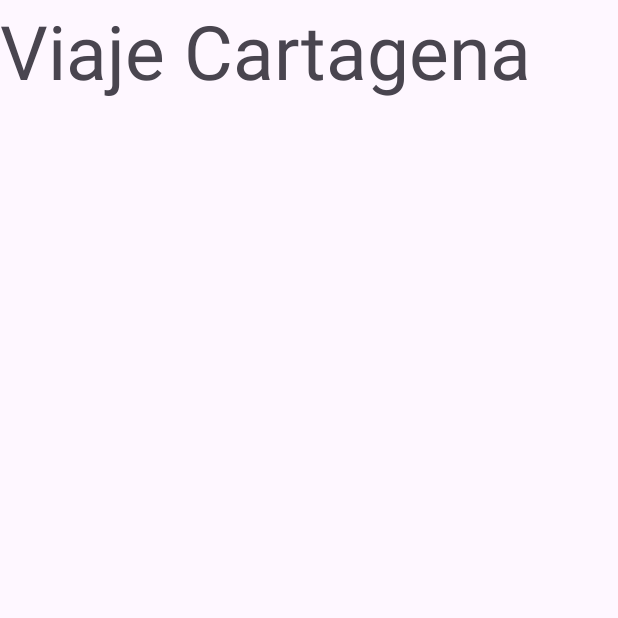
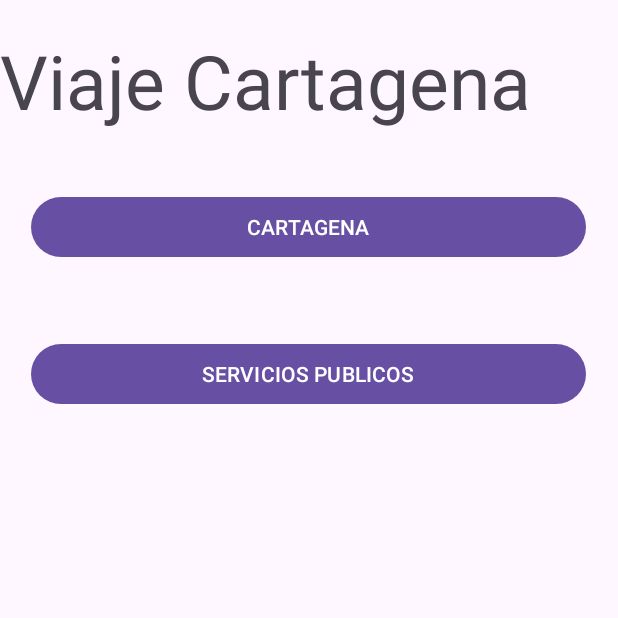
Before and after one commit to AndrexMed/AndroidStudio-Java-Exercises, an Android app: the MainActivity2 screen opened directly, with no data from a screen before it, on a phone screen of 412 x 824 dp, the top half of it. Run offline under Robolectric (Android 15) with nearby library versions, the phone set to English and light mode, and no system bars.

Commit message:
Templates trabajoFinal_mobiles1

```diff
--- a/trabajofinal_mobiles/app/build.gradle
+++ b/trabajofinal_mobiles/app/build.gradle
@@ -26,6 +26,9 @@ android {
         sourceCompatibility JavaVersion.VERSION_1_8
         targetCompatibility JavaVersion.VERSION_1_8
     }
+    buildFeatures {
+        viewBinding true
+    }
 }
 
 dependencies {
@@ -33,6 +36,8 @@ dependencies {
     implementation 'androidx.appcompat:appcompat:1.6.1'
     implementation 'com.google.android.material:material:1.5.0'
     implementation 'androidx.constraintlayout:constraintlayout:2.1.4'
+    implementation 'androidx.navigation:navigation-fragment:2.5.2'
+    implementation 'androidx.navigation:navigation-ui:2.5.2'
     testImplementation 'junit:junit:4.13.2'
     androidTestImplementation 'androidx.test.ext:junit:1.1.5'
     androidTestImplementation 'androidx.test.espresso:espresso-core:3.5.1'
--- a/trabajofinal_mobiles/app/src/main/AndroidManifest.xml
+++ b/trabajofinal_mobiles/app/src/main/AndroidManifest.xml
@@ -13,6 +13,9 @@
         android:theme="@style/Theme.Trabajofinal_mobiles"
         tools:targetApi="31">
         <activity
+            android:name=".MainActivity3"
+            android:exported="false" />
+        <activity
             android:name=".MainActivity2"
             android:exported="false" />
         <activity
--- a/trabajofinal_mobiles/app/src/main/res/layout/activity_main2.xml
+++ b/trabajofinal_mobiles/app/src/main/res/layout/activity_main2.xml
@@ -12,5 +12,29 @@
         android:layout_width="match_parent"
         android:layout_height="wrap_content"
         android:text="Viaje Cartagena"
-        android:textSize="50dp"/>
+        android:textSize="50dp"
+        android:layout_marginTop="20dp"/>
+
+    <LinearLayout
+        android:layout_width="370dp"
+        android:layout_height="wrap_content"
+        android:layout_marginTop="40dp"
+        android:orientation="vertical"
+        android:layout_gravity="center">
+
+        <Button
+            android:id="@+id/button"
+            android:layout_width="match_parent"
+            android:layout_height="wrap_content"
+            android:text="CARTAGENA"
+            android:onClick="cartagena"/>
+
+        <Button
+            android:id="@+id/button2"
+            android:layout_width="match_parent"
+            android:layout_height="wrap_content"
+            android:layout_marginTop="50dp"
+            android:text="SERVICIOS PUBLICOS"
+            android:onClick="servicios"/>
+    </LinearLayout>
 </LinearLayout>
--- /dev/null
+++ b/trabajofinal_mobiles/app/src/main/res/values-land/dimens.xml
@@ -0,0 +1,3 @@
+<resources>
+    <dimen name="fab_margin">48dp</dimen>
+</resources>
--- /dev/null
+++ b/trabajofinal_mobiles/app/src/main/res/values-v23/themes.xml
@@ -0,0 +1,9 @@
+<resources xmlns:tools="http://schemas.android.com/tools">
+
+    <style name="Theme.Trabajofinal_mobiles" parent="Base.Theme.Trabajofinal_mobiles">
+        <!-- Transparent system bars for edge-to-edge. -->
+        <item name="android:navigationBarColor">@android:color/transparent</item>
+        <item name="android:statusBarColor">@android:color/transparent</item>
+        <item name="android:windowLightStatusBar">?attr/isLightTheme</item>
+    </style>
+</resources>
--- /dev/null
+++ b/trabajofinal_mobiles/app/src/main/res/values-w1240dp/dimens.xml
@@ -0,0 +1,3 @@
+<resources>
+    <dimen name="fab_margin">200dp</dimen>
+</resources>
--- /dev/null
+++ b/trabajofinal_mobiles/app/src/main/res/values-w600dp/dimens.xml
@@ -0,0 +1,3 @@
+<resources>
+    <dimen name="fab_margin">48dp</dimen>
+</resources>
--- /dev/null
+++ b/trabajofinal_mobiles/app/src/main/res/values/dimens.xml
@@ -0,0 +1,3 @@
+<resources>
+    <dimen name="fab_margin">16dp</dimen>
+</resources>
```
Also changed, not shown: trabajofinal_mobiles/app/src/main/java/com/example/trabajofinal_mobiles/MainActivity2.java (+14 -0 lines), trabajofinal_mobiles/app/src/main/java/com/example/trabajofinal_mobiles/MainActivity3.java (added, +14 -0 lines), trabajofinal_mobiles/app/src/main/java/com/example/trabajofinal_mobiles/MainActivity4.java (added, +14 -0 lines), trabajofinal_mobiles/app/src/main/res/layout/activity_main.xml (+5 -3 lines), trabajofinal_mobiles/app/src/main/res/layout/activity_main3.xml (added, +18 -0 lines), trabajofinal_mobiles/app/src/main/res/layout/activity_main4.xml (added, +18 -0 lines), trabajofinal_mobiles/app/src/main/res/navigation/nav_graph.xml (added, +28 -0 lines), trabajofinal_mobiles/app/src/main/res/navigation/nav_graph2.xml (added, +28 -0 lines), trabajofinal_mobiles/app/src/main/res/values/strings.xml (+43 -0 lines).
